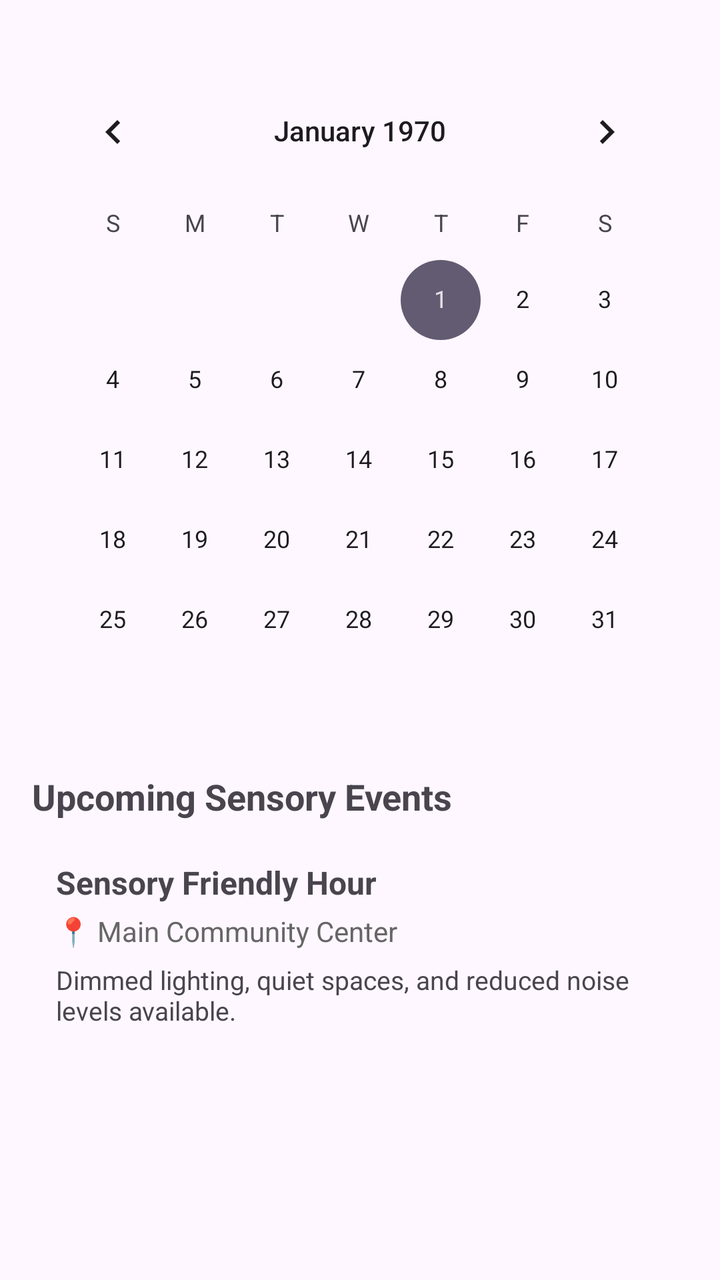
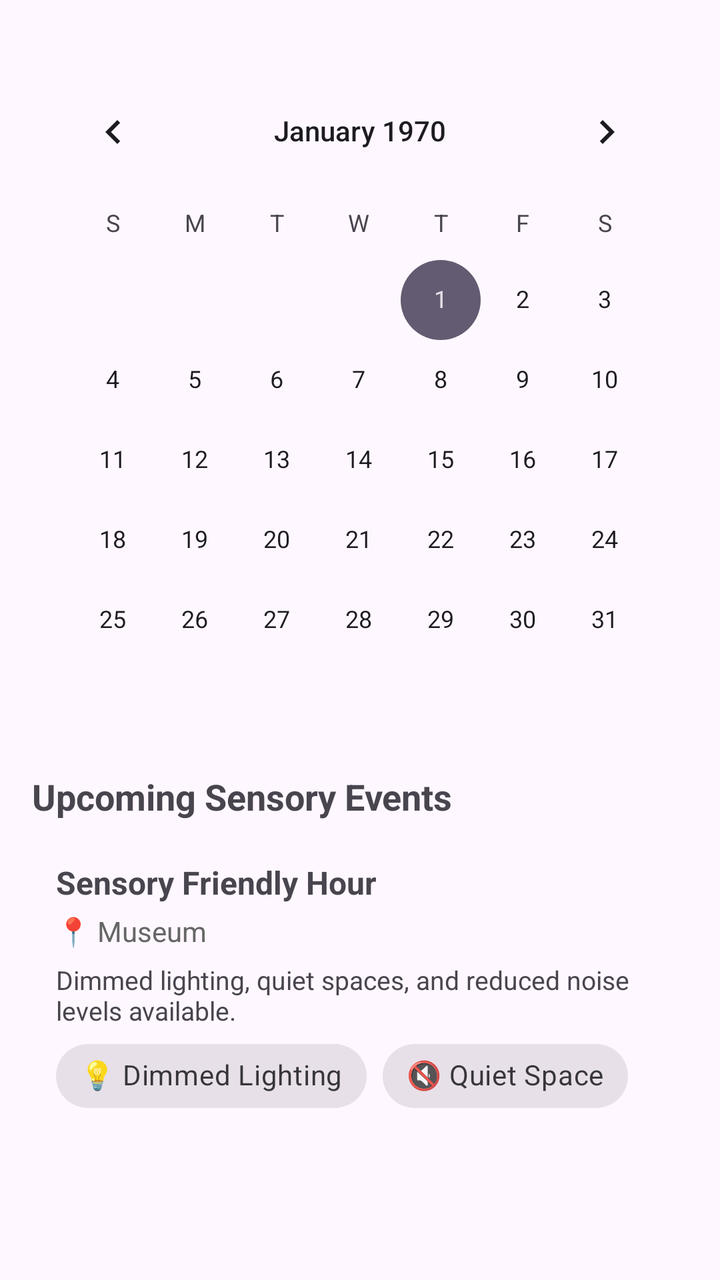

Before-and-after screenshots of an Android layout around one commit, followed by the original layout XML and the change that was made.
<!-- AndroidManifest.xml: application theme AppTheme -->
<!-- res/layout/fragment_calendar.xml -->
<?xml version="1.0" encoding="utf-8"?>
<LinearLayout
  xmlns:android="http://schemas.android.com/apk/res/android"
  xmlns:app="http://schemas.android.com/apk/res-auto"
  xmlns:tools="http://schemas.android.com/tools"
  android:layout_width="match_parent"
  android:layout_height="match_parent"
  android:orientation="vertical"
  android:padding="16dp">

  
  <CalendarView
    android:id="@+id/calendar_view"
    android:layout_width="match_parent"
    android:layout_height="wrap_content"
    android:fitsSystemWindows="true"
    android:paddingTop="16dp"/>

  <TextView
    android:id="@+id/text_events_header"
    android:layout_width="wrap_content"
    android:layout_height="wrap_content"
    android:layout_marginTop="16dp"
    android:layout_marginBottom="8dp"
    android:text="Upcoming Sensory Events"
    android:textSize="18sp"
    android:textStyle="bold" />

<LinearLayout
  android:layout_width="match_parent"
  android:layout_height="wrap_content"
  android:orientation="vertical"
  android:padding="12dp">

  <androidx.recyclerview.widget.RecyclerView
    android:id="@+id/recycler_events"
    android:layout_width="match_parent"
    android:layout_height="wrap_content" />

  <TextView
    android:id="@+id/text_event_title"
    android:layout_width="match_parent"
    android:layout_height="wrap_content"
    android:text="Sensory Friendly Hour"
    android:textSize="16sp"
    android:textStyle="bold" />

  <TextView
    android:id="@+id/text_event_location"
    android:layout_width="match_parent"
    android:layout_height="wrap_content"
    android:layout_marginTop="4dp"
    android:text="📍 Main Community Center"
    android:textColor="#666666"
    android:textSize="14sp" />

  <TextView
    android:id="@+id/text_event_description"
    android:layout_width="match_parent"
    android:layout_height="wrap_content"
    android:layout_marginTop="6dp"
    android:text="Dimmed lighting, quiet spaces, and reduced noise levels available."
    android:textSize="13sp" />

</LinearLayout>
</LinearLayout>
<!-- resources referenced by this layout -->
<resources>
  <style name="AppTheme" parent="Theme.Material3.DayNight">
      
    </style>
</resources>

<!-- the commit's change to res/layout/fragment_calendar.xml (unified diff, before → after) -->
@@ -32,10 +32,73 @@
   android:orientation="vertical"
   android:padding="12dp">
 
+  <TextView
+    android:id="@+id/text_event_title"
+    android:layout_width="match_parent"
+    android:layout_height="wrap_content"
+    android:text="Sensory Friendly Hour"
+    android:textSize="16sp"
+    android:textStyle="bold" />
+
+  <TextView
+    android:id="@+id/text_event_location"
+    android:layout_width="match_parent"
+    android:layout_height="wrap_content"
+    android:layout_marginTop="4dp"
+    android:text="📍 Museum"
+    android:textColor="#666666"
+    android:textSize="14sp" />
+
+  <TextView
+    android:id="@+id/text_event_description"
+    android:layout_width="match_parent"
+    android:layout_height="wrap_content"
+    android:layout_marginTop="6dp"
+    android:text="Dimmed lighting, quiet spaces, and reduced noise levels available."
+    android:textSize="13sp" />
+
+  <com.google.android.material.chip.ChipGroup
+    android:id="@+id/chip_group_sensory"
+    android:layout_width="match_parent"
+    android:layout_height="wrap_content"
+    app:chipSpacingHorizontal="8dp"
+    app:singleSelection="false">
+
+    <com.google.android.material.chip.Chip
+      android:id="@+id/chip_lighting"
+      style="@style/Widget.MaterialComponents.Chip.Action"
+      android:layout_width="wrap_content"
+      android:layout_height="wrap_content"
+      android:text="💡 Dimmed Lighting" />
+
+    <com.google.android.material.chip.Chip
+      android:id="@+id/chip_quiet_space"
+      style="@style/Widget.MaterialComponents.Chip.Action"
+      android:layout_width="wrap_content"
+      android:layout_height="wrap_content"
+      android:text="🔇 Quiet Space" />
+
+  </com.google.android.material.chip.ChipGroup>
+
   <androidx.recyclerview.widget.RecyclerView
     android:id="@+id/recycler_events"
     android:layout_width="match_parent"
-    android:layout_height="wrap_content" />
+    android:layout_height="0dp"
+    android:layout_weight="1"
+    android:clipToPadding="false"
+    android:paddingBottom="16dp"
+    app:layoutManager="androidx.recyclerview.widget.LinearLayoutManager"
+    tools:listitem="@layout/item_event" />
+
+</LinearLayout>
+</LinearLayout>
+<!-- res/layout/item_event.xml (included above) -->
+<LinearLayout
+  android:layout_width="match_parent"
+  android:layout_height="wrap_content"
+  android:orientation="vertical"
+  android:padding="12dp"
+  xmlns:android="http://schemas.android.com/apk/res/android">
 
   <TextView
     android:id="@+id/text_event_title"
@@ -63,4 +126,3 @@
     android:textSize="13sp" />
 
 </LinearLayout>
-</LinearLayout>
